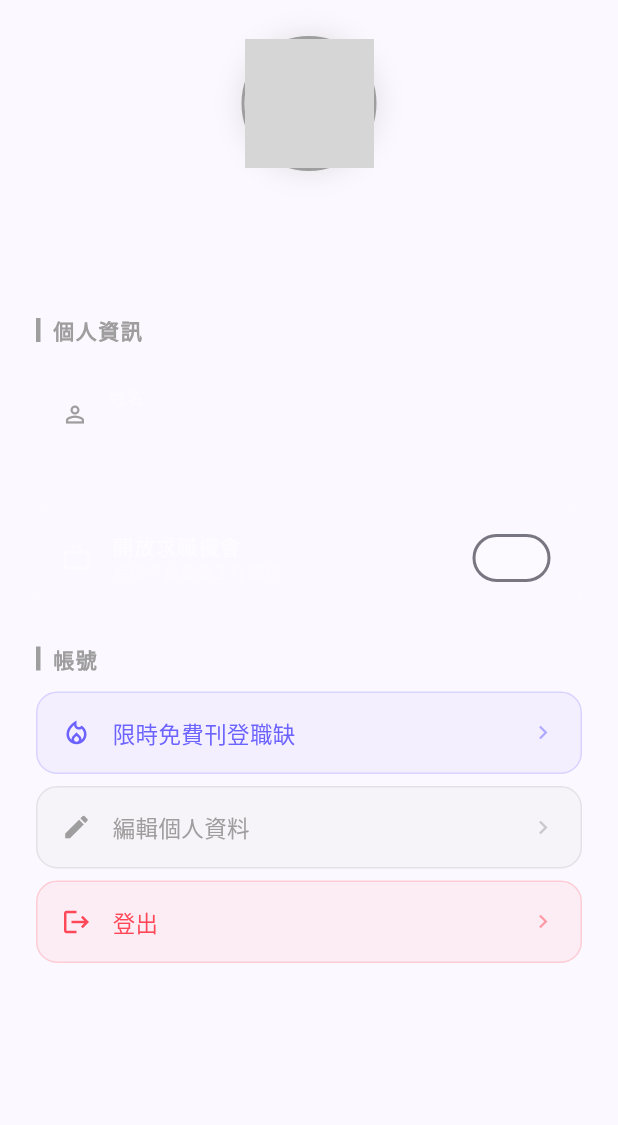
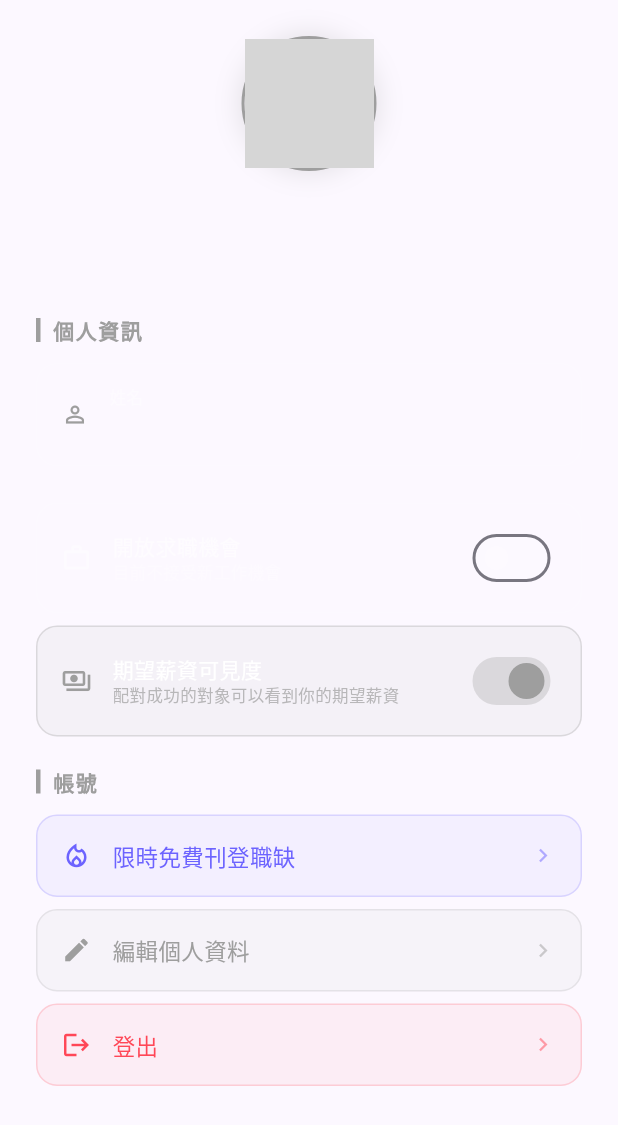
Before and after one commit to wiwigether-pixel/job_swipe, a Flutter app: the _ProfileBody widget shown alone on an empty page, opened directly with empty values, on a phone screen of 412 x 824 dp. Shown: the top 1125 px of the screen. Run offline on Flutter 3.47's test engine with Material 3 defaults, Android fonts, the phone set to English and light mode, and no system bars; our stand-ins replace firebase_analytics, firebase_core, flutter_card_swiper, flutter_dotenv, flutter_riverpod, freezed_annotation and 8 more; missing offline and left inert: dart:js_interop, slang; accounts and stored records are empty; generated files the repository leaves out were written again; network calls fail; grey boxes are pictures that could not be loaded.

Commit message:
feat(profile): salary visibility toggle (matched/private)
Co-Authored-By: Claude Opus 4.6 <noreply@anthropic.com>

```diff
--- a/lib/features/profile/presentation/profile_screen.dart
+++ b/lib/features/profile/presentation/profile_screen.dart
@@ -103,6 +103,10 @@ class _ProfileBody extends ConsumerWidget {
               // 開放機會開關（求職者模式下顯示）
               if (currentRole == AppRole.jobSeeker)
                 _OpenToOpportunityTile(themeColor: themeColor),
+
+              // 薪資可見度（求職者模式下顯示）
+              if (currentRole == AppRole.jobSeeker)
+                _SalaryVisibilityTile(profile: profile, themeColor: themeColor),
 
               const SizedBox(height: 12),
 
@@ -778,6 +782,47 @@ class _OpenToOpportunityTileState
   }
 }
 
+// ── 薪資可見度開關 ────────────────────────────────────────────────────────
+
+class _SalaryVisibilityTile extends ConsumerStatefulWidget {
+  const _SalaryVisibilityTile({required this.profile, required this.themeColor});
+  final UserModel profile;
+  final Color themeColor;
+
+  @override
+  ConsumerState<_SalaryVisibilityTile> createState() =>
+      _SalaryVisibilityTileState();
+}
+
+class _SalaryVisibilityTileState extends ConsumerState<_SalaryVisibilityTile> {
+  late bool _visibleToMatched;
+
+  @override
+  void initState() {
+    super.initState();
+    _visibleToMatched = widget.profile.salaryVisibility == 'matched';
+  }
+
+  Future<void> _toggle(bool value) async {
+    setState(() => _visibleToMatched = value);
+    await Supabase.instance.client.rpc('set_salary_visibility',
+        params: {'p_visibility': value ? 'matched' : 'private'});
+    ref.invalidate(profileProvider);
+  }
+
+  @override
+  Widget build(BuildContext context) {
+    return _ToggleTile(
+      icon: Icons.payments_outlined,
+      label: '期望薪資可見度',
+      subtitle: _visibleToMatched ? '配對成功的對象可以看到你的期望薪資' : '期望薪資只有自己看得到',
+      value: _visibleToMatched,
+      themeColor: widget.themeColor,
+      onChanged: _toggle,
+    );
+  }
+}
+
 // ── 通用開關 Tile ─────────────────────────────────────────────────────────
 
 class _ToggleTile extends StatelessWidget {
```
